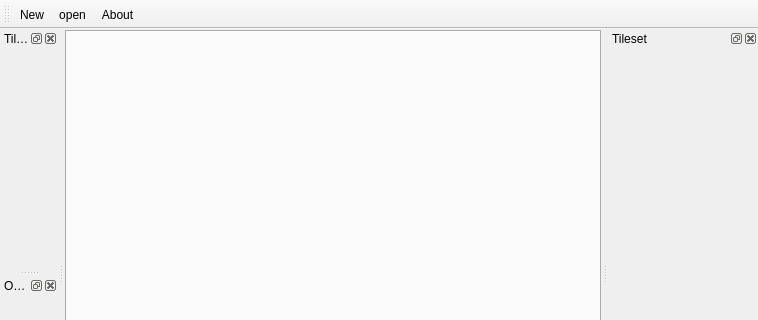
Before: the Qt Designer form MainWindow.ui in lukegrahamSydney/TilesEditor, drawn with Qt 5; both pictures show x 0 to 758 and y 0 to 320 of the 758 by 539 pixel window.
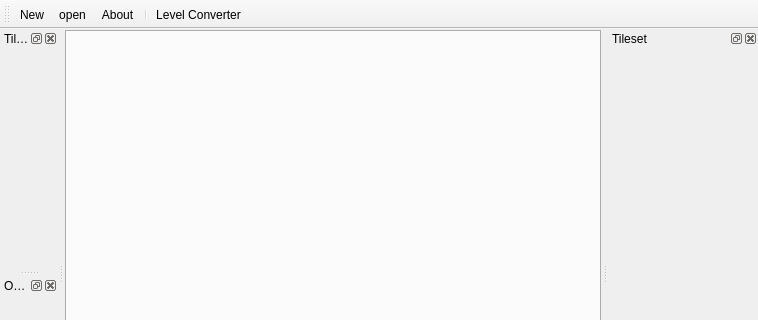
After: the same form once the commit is applied. Icons and pictures are not drawn.

Commit message: Working on level converter

```diff
--- a/MainWindow.ui
+++ b/MainWindow.ui
@@ -74,6 +74,8 @@
    <addaction name="actionNew"/>
    <addaction name="actionOpen"/>
    <addaction name="actionAbout"/>
+   <addaction name="separator"/>
+   <addaction name="actionLevelConverter"/>
   </widget>
   <widget class="QStatusBar" name="statusBar"/>
   <widget class="QDockWidget" name="tilesetsPanel">
@@ -199,6 +201,18 @@
     <string>About</string>
    </property>
   </action>
+  <action name="actionLevelConverter">
+   <property name="icon">
+    <iconset resource="MainWindow.qrc">
+     <normaloff>:/MainWindow/icons/fugue/application-sidebar-collapse.png</normaloff>:/MainWindow/icons/fugue/application-sidebar-collapse.png</iconset>
+   </property>
+   <property name="text">
+    <string>Level Converter</string>
+   </property>
+   <property name="toolTip">
+    <string>Level Converter</string>
+   </property>
+  </action>
  </widget>
  <layoutdefault spacing="6" margin="11"/>
  <resources>
```
The commit also changes 11 other files.
